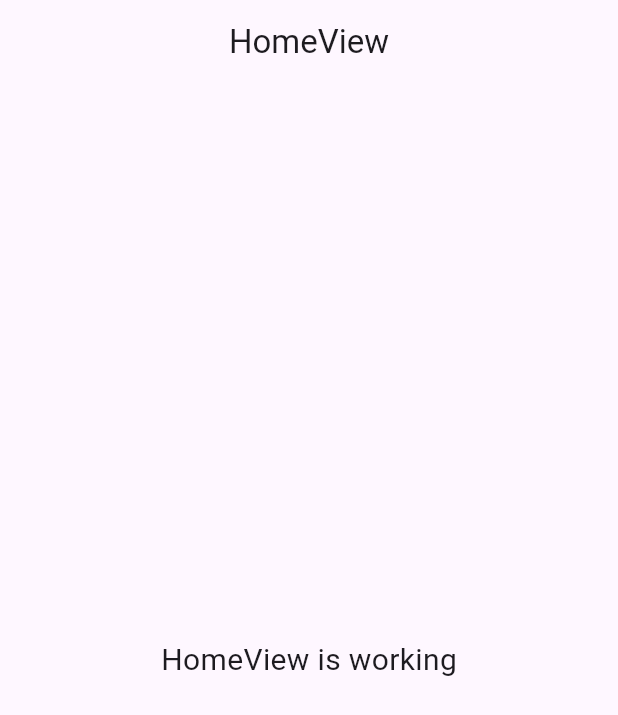
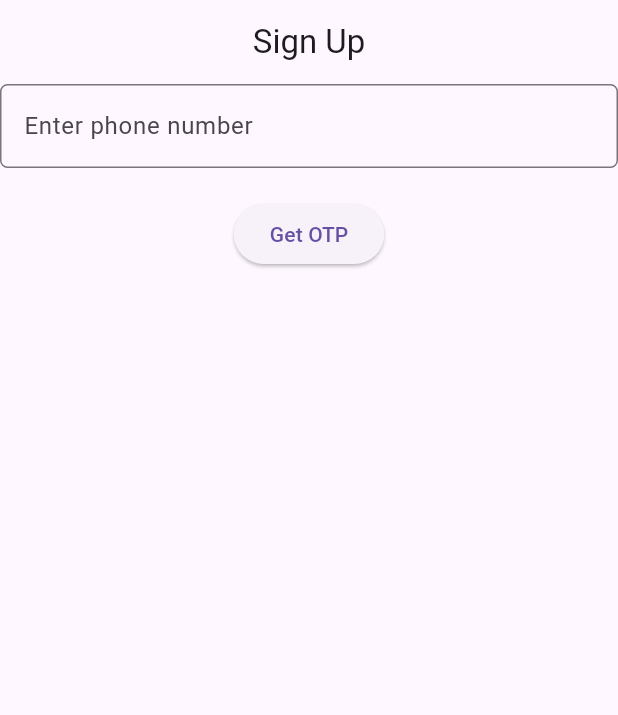
Before and after one commit to Raheel309/FireBaseApp, a Flutter app: the screen it shows after launch, on a phone screen of 412 x 824 dp. Shown: the top 715 px of the screen. Run offline on Flutter 3.47's test engine with Material 3 defaults, Android fonts, the phone set to English and light mode, and no system bars; our stand-ins replace firebase_auth, firebase_core, get; accounts and stored records are empty.

Commit message:
phone_auth done successfully

```diff
--- a/lib/app/modules/home/views/home_view.dart
+++ b/lib/app/modules/home/views/home_view.dart
@@ -5,7 +5,7 @@ import 'package:get/get.dart';
 import '../controllers/home_controller.dart';
 
 class HomeView extends GetView<HomeController> {
-  const HomeView({Key? key}) : super(key: key);
+  const HomeView({super.key});
   @override
   Widget build(BuildContext context) {
     return Scaffold(
--- /dev/null
+++ b/lib/app/modules/phone-auth/controllers/phone_auth_controller.dart
@@ -0,0 +1,43 @@
+import 'package:fire_base_flutter/app/routes/app_pages.dart';
+import 'package:flutter/material.dart';
+import 'package:get/get.dart';
+import 'package:firebase_auth/firebase_auth.dart';
+
+class PhoneAuthController extends GetxController {
+  TextEditingController phone = TextEditingController();
+  fireBaseOtp() async {
+    await FirebaseAuth.instance.verifyPhoneNumber(
+      verificationCompleted: (PhoneAuthCredential credential) {},
+      verificationFailed: (FirebaseAuthException ex) {},
+      codeSent: (String verificationId, int? resendToken) {
+        Get.toNamed(Routes.OTP_SCREEN);
+        // Navigator.push(
+        //   context,
+        //   MaterialPageRoute(
+        //     builder: (context) => const OtpScreenView(),
+        //   ),
+        // );
+      },
+      codeAutoRetrievalTimeout: (String verificationId) {},
+      phoneNumber: phone.text.toString(),
+    );
+  }
+
+  // final count = 0.obs;
+  // @override
+  // void onInit() {
+  //   super.onInit();
+  // }
+
+  // @override
+  // void onReady() {
+  //   super.onReady();
+  // }
+
+  // @override
+  // void onClose() {
+  //   super.onClose();
+  // }
+
+  // void increment() => count.value++;
+}
--- /dev/null
+++ b/lib/app/modules/phone-auth/views/phone_auth_view.dart
@@ -0,0 +1,52 @@
+import 'package:flutter/material.dart';
+
+import 'package:get/get.dart';
+
+import '../controllers/phone_auth_controller.dart';
+
+class PhoneAuthView extends GetView<PhoneAuthController> {
+  const PhoneAuthView({super.key});
+  @override
+  Widget build(BuildContext context) {
+    return GetBuilder<PhoneAuthController>(
+      builder: (_) {
+        return Scaffold(
+          appBar: AppBar(
+            title: const Text('Sign Up'),
+            centerTitle: true,
+          ),
+          body: SafeArea(
+            child: SingleChildScrollView(
+              child: Column(
+                mainAxisAlignment: MainAxisAlignment.center,
+                crossAxisAlignment: CrossAxisAlignment.center,
+                children: [
+                  TextField(
+                    controller: controller.phone,
+                    keyboardType: TextInputType.phone,
+                    decoration: InputDecoration(
+                      hintText: "Enter phone number",
+                      border: OutlineInputBorder(
+                        borderRadius: BorderRadius.circular(5),
+                        borderSide: const BorderSide(color: Colors.green),
+                      ),
+                    ),
+                  ),
+                  const SizedBox(
+                    height: 20,
+                  ),
+                  ElevatedButton(
+                    onPressed: () {
+                      controller.fireBaseOtp();
+                    },
+                    child: const Text("Get OTP"),
+                  ),
+                ],
+              ),
+            ),
+          ),
+        );
+      },
+    );
+  }
+}
--- a/lib/app/routes/app_pages.dart
+++ b/lib/app/routes/app_pages.dart
@@ -2,13 +2,17 @@ import 'package:get/get.dart';
 
 import '../modules/home/bindings/home_binding.dart';
 import '../modules/home/views/home_view.dart';
+import '../modules/otp_screen/bindings/otp_screen_binding.dart';
+import '../modules/otp_screen/views/otp_screen_view.dart';
+import '../modules/phone-auth/bindings/phone_auth_binding.dart';
+import '../modules/phone-auth/views/phone_auth_view.dart';
 
 part 'app_routes.dart';
 
 class AppPages {
   AppPages._();
 
-  static const INITIAL = Routes.HOME;
+  static const initial = Routes.PHONE_AUTH;
 
   static final routes = [
     GetPage(
@@ -16,5 +20,15 @@ class AppPages {
       page: () => const HomeView(),
       binding: HomeBinding(),
     ),
+    GetPage(
+      name: _Paths.PHONE_AUTH,
+      page: () => const PhoneAuthView(),
+      binding: PhoneAuthBinding(),
+    ),
+    GetPage(
+      name: _Paths.OTP_SCREEN,
+      page: () => const OtpScreenView(),
+      binding: OtpScreenBinding(),
+    ),
   ];
 }
--- a/lib/app/routes/app_routes.dart
+++ b/lib/app/routes/app_routes.dart
@@ -4,9 +4,13 @@ part of 'app_pages.dart';
 abstract class Routes {
   Routes._();
   static const HOME = _Paths.HOME;
+  static const PHONE_AUTH = _Paths.PHONE_AUTH;
+  static const OTP_SCREEN = _Paths.OTP_SCREEN;
 }
 
 abstract class _Paths {
   _Paths._();
   static const HOME = '/home';
+  static const PHONE_AUTH = '/phone-auth';
+  static const OTP_SCREEN = '/otp-screen';
 }
--- a/lib/main.dart
+++ b/lib/main.dart
@@ -14,7 +14,7 @@ void main() async {
   runApp(
     GetMaterialApp(
       title: "Application",
-      initialRoute: AppPages.INITIAL,
+      initialRoute: AppPages.initial,
       getPages: AppPages.routes,
     ),
   );
--- a/pubspec.yaml
+++ b/pubspec.yaml
@@ -13,6 +13,7 @@ dependencies:
   firebase_core: ^3.2.0
   flutter_native_screenshot: ^1.1.2
   flutter_native_splash: ^2.4.1
+  firebase_auth: ^5.1.2
 
 dev_dependencies:
   flutter_lints: 4.0.0
```
Also changed, not shown: lib/app/modules/home/controllers/home_controller.dart (+12 -12 lines), lib/app/modules/otp_screen/bindings/otp_screen_binding.dart (added, +12 -0 lines), lib/app/modules/otp_screen/controllers/otp_screen_controller.dart (added, +39 -0 lines), lib/app/modules/otp_screen/views/otp_screen_view.dart (added, +47 -0 lines), lib/app/modules/phone-auth/bindings/phone_auth_binding.dart (added, +12 -0 lines), pubspec.lock, 7 other files.
